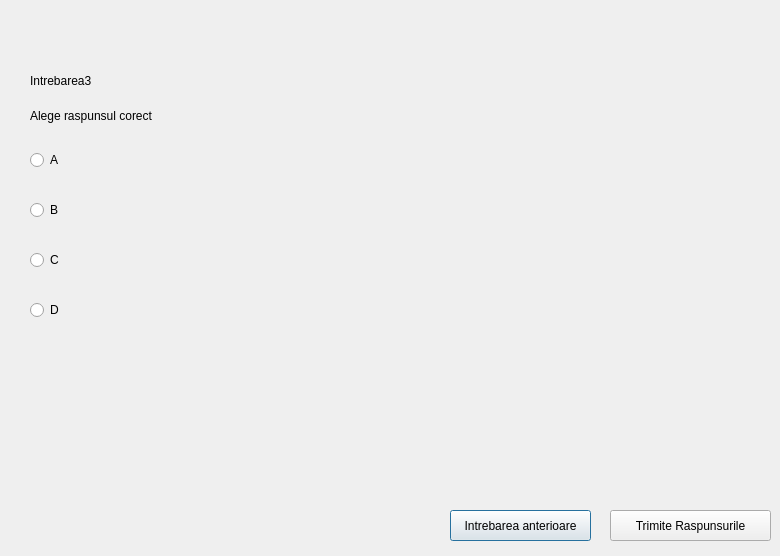
Before: the Qt Designer form Graphics_Test/PA-Graphics/thirddialog.ui in rareseanu/proiect-pa, drawn with Qt 5.
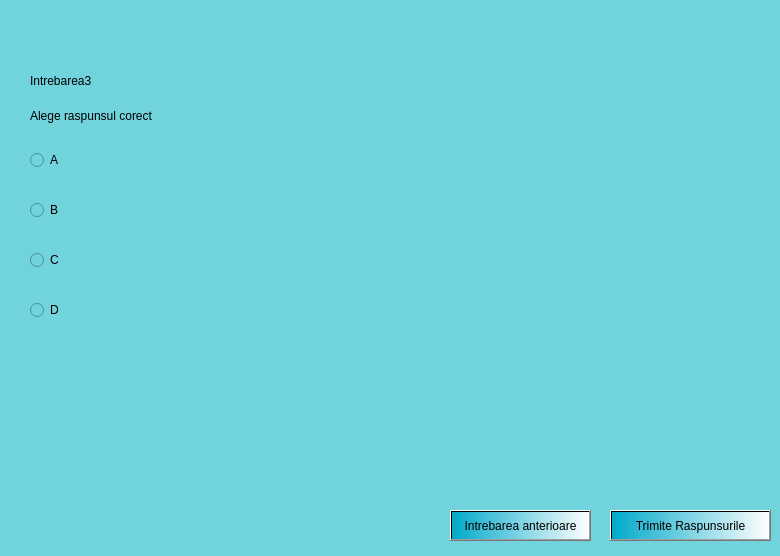
After: the same form once the commit is applied.

Commit message: UPDATE:Design and visual configuration

What changed in the file:
```diff
--- a/Graphics_Test/PA-Graphics/thirddialog.ui
+++ b/Graphics_Test/PA-Graphics/thirddialog.ui
@@ -13,6 +13,9 @@
   <property name="windowTitle">
    <string>Dialog</string>
   </property>
+  <property name="styleSheet">
+   <string notr="true">background-color:rgb(113, 211, 220);</string>
+  </property>
   <widget class="QLabel" name="label">
    <property name="geometry">
     <rect>
@@ -87,6 +90,9 @@
      <height>31</height>
     </rect>
    </property>
+   <property name="styleSheet">
+    <string notr="true">background-color:qlineargradient(spread:reflect, x1:0, y1:0, x2:1, y2:0, stop:0 rgba(0, 169, 202, 255), stop:1 rgba(255, 255, 255, 255));</string>
+   </property>
    <property name="text">
     <string>Intrebarea anterioare</string>
    </property>
@@ -100,6 +106,9 @@
      <height>31</height>
     </rect>
    </property>
+   <property name="styleSheet">
+    <string notr="true">background-color:qlineargradient(spread:reflect, x1:0, y1:0, x2:1, y2:0, stop:0 rgba(0, 169, 202, 255), stop:1 rgba(255, 255, 255, 255));</string>
+   </property>
    <property name="text">
     <string>Trimite Raspunsurile</string>
    </property>
```
The commit also changes 5 other files.
